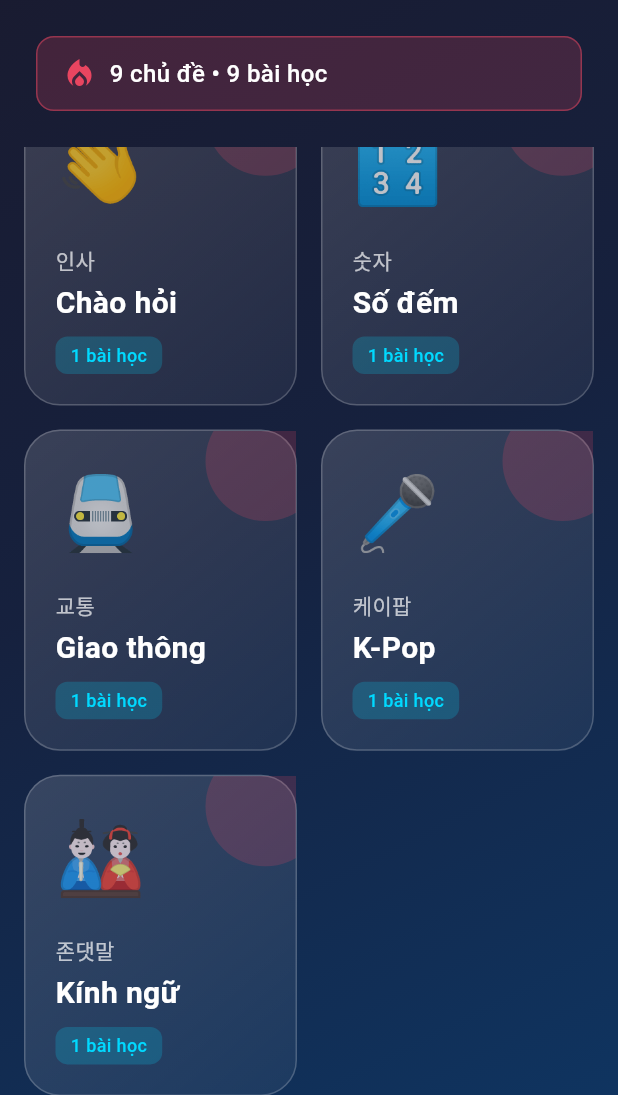
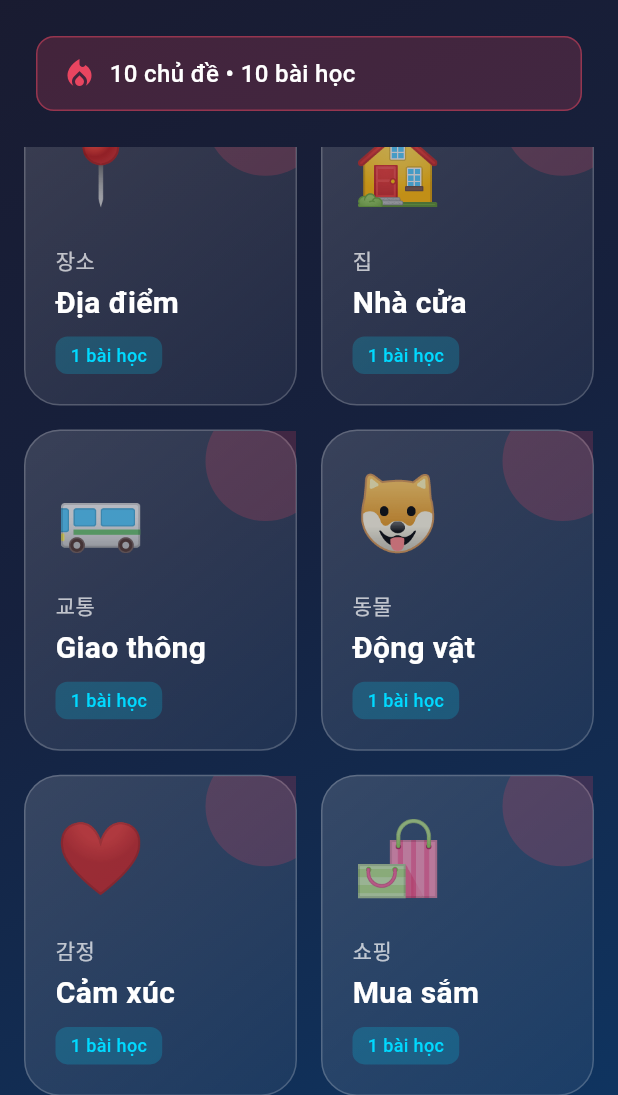
Before and after one commit to harrylam0016/hoc-tieng-han, a Flutter app: the TopicsListScreen screen opened directly, scrolled down 502 dp, on a phone screen of 412 x 824 dp, the part 141-1236 px from its top. Run offline on Flutter 3.47's test engine with Material 3 defaults, Android fonts, the phone set to English and light mode, and no system bars; our stand-ins replace audioplayers, flutter_tts.

Commit message:
Update lesson content

```diff
--- a/hoc_tieng_han/lib/data/sample_data.dart
+++ b/hoc_tieng_han/lib/data/sample_data.dart
@@ -4,12 +4,14 @@ import '../models/question.dart';
 
 /// Dữ liệu mẫu cho các chủ đề học tiếng Hàn
 final List<Topic> sampleTopics = [
+  // 1. Gia đình
   Topic(
     id: 'family',
     name: 'Gia đình',
     koreanName: '가족',
     description: 'Các từ vựng về thành viên trong gia đình',
     emoji: '👨‍👩‍👧‍👦',
+    imagePath: 'assets/images/family.webp',
     lessons: [
       Lesson(
         id: 'family_1',
@@ -21,31 +23,31 @@ final List<Topic> sampleTopics = [
             korean: '가족',
             vietnamese: 'Gia đình',
             romanization: 'Gajok',
-            imagePath: 'assets/images/family.png',
+            imagePath: 'assets/images/family.webp',
           ),
           Word(
             korean: '아버지',
             vietnamese: 'Bố',
             romanization: 'Abeoji',
-            imagePath: 'assets/images/father.png',
+            imagePath: 'assets/images/family.webp',
           ),
           Word(
             korean: '어머니',
             vietnamese: 'Mẹ',
             romanization: 'Eomeoni',
-            imagePath: 'assets/images/mother.png',
+            imagePath: 'assets/images/family.webp',
           ),
           Word(
             korean: '형',
             vietnamese: 'Anh trai',
             romanization: 'Hyeong',
-            imagePath: 'assets/images/older_brother.png',
+            imagePath: 'assets/images/family.webp',
           ),
           Word(
             korean: '여동생',
             vietnamese: 'Em gái',
             romanization: 'Yeodongsaeng',
-            imagePath: 'assets/images/younger_sister.png',
+            imagePath: 'assets/images/family.webp',
           ),
         ],
         questions: const [
@@ -84,12 +86,117 @@ final List<Topic> sampleTopics = [
       ),
     ],
   ),
+
+  // 2. Số đếm
+  Topic(
+    id: 'numbers',
+    name: 'Số đếm',
+    koreanName: '숫자',
+    description: 'Học đếm số trong tiếng Hàn',
+    emoji: '🔢',
+    imagePath: 'assets/images/number.webp',
+    lessons: [
+      Lesson(
+        id: 'numbers_1',
+        topicId: 'numbers',
+        name: 'Số 1-5',
+        lessonNumber: 1,
+        words: const [
+          Word(
+            korean: '하나',
+            vietnamese: 'Một',
+            romanization: 'Hana',
+            imagePath: 'assets/images/number.webp',
+          ),
+          Word(
+            korean: '둘',
+            vietnamese: 'Hai',
+            romanization: 'Dul',
+            imagePath: 'assets/images/number.webp',
+          ),
+          Word(
+            korean: '셋',
+            vietnamese: 'Ba',
+            romanization: 'Set',
+            imagePath: 'assets/images/number.webp',
+          ),
+          Word(
+            korean: '넷',
+            vietnamese: 'Bốn',
+            romanization: 'Net',
+            imagePath: 'assets/images/number.webp',
+          ),
+          Word(
+            korean: '다섯',
+            vietnamese: 'Năm',
+            romanization: 'Daseot',
+            imagePath: 'assets/images/number.webp',
+          ),
+        ],
+        questions: const [],
+      ),
+    ],
+  ),
+
+  // 3. Thời gian
+  Topic(
+    id: 'time',
+    name: 'Thời gian',
+    koreanName: '시간',
+    description: 'Từ vựng về thời gian và ngày tháng',
+    emoji: '🕐',
+    imagePath: 'assets/images/clock.webp',
+    lessons: [
+      Lesson(
+        id: 'time_1',
+        topicId: 'time',
+        name: 'Giờ và phút',
+        lessonNumber: 1,
+        words: const [
+          Word(
+            korean: '시간',
+            vietnamese: 'Thời gian',
+            romanization: 'Sigan',
+            imagePath: 'assets/images/clock.webp',
+          ),
+          Word(
+            korean: '오늘',
+            vietnamese: 'Hôm nay',
+            romanization: 'Oneul',
+            imagePath: 'assets/images/clock.webp',
+          ),
+          Word(
+            korean: '내일',
+            vietnamese: 'Ngày mai',
+            romanization: 'Naeil',
+            imagePath: 'assets/images/clock.webp',
+          ),
+          Word(
+            korean: '어제',
+            vietnamese: 'Hôm qua',
+            romanization: 'Eoje',
+            imagePath: 'assets/images/clock.webp',
+          ),
+          Word(
+            korean: '지금',
+            vietnamese: 'Bây giờ',
+            romanization: 'Jigeum',
+            imagePath: 'assets/images/clock.webp',
+          ),
+        ],
+        questions: const [],
+      ),
+    ],
+  ),
+
+  // 4. Ăn uống
   Topic(
     id: 'food',
-    name: 'Ẩm thực',
+    name: 'Ăn uống',
     koreanName: '음식',
-    description: 'Các từ vựng về đồ ăn và món ăn Hàn Quốc',
+    description: 'Các từ vựng về đồ ăn và đồ uống',
     emoji: '🍜',
+    imagePath: 'assets/images/drink.webp',
     lessons: [
       Lesson(
         id: 'food_1',
@@ -101,235 +208,148 @@ final List<Topic> sampleTopics = [
             korean: '밥',
             vietnamese: 'Cơm',
             romanization: 'Bap',
-            imagePath: 'assets/images/family.png',
+            imagePath: 'assets/images/drink.webp',
           ),
           Word(
             korean: '김치',
             vietnamese: 'Kim chi',
             romanization: 'Gimchi',
-            imagePath: 'assets/images/family.png',
+            imagePath: 'assets/images/drink.webp',
           ),
           Word(
             korean: '불고기',
             vietnamese: 'Thịt nướng',
             romanization: 'Bulgogi',
-            imagePath: 'assets/images/family.png',
+            imagePath: 'assets/images/drink.webp',
           ),
           Word(
             korean: '라면',
             vietnamese: 'Mì gói',
             romanization: 'Ramyeon',
-            imagePath: 'assets/images/family.png',
+            imagePath: 'assets/images/drink.webp',
           ),
           Word(
             korean: '떡볶이',
             vietnamese: 'Bánh gạo cay',
             romanization: 'Tteokbokki',
-            imagePath: 'assets/images/family.png',
+            imagePath: 'assets/images/drink.webp',
           ),
         ],
         questions: const [],
       ),
     ],
   ),
+
+  // 5. Địa điểm
   Topic(
-    id: 'drinks',
-    name: 'Đồ uống',
-    koreanName: '음료',
-    description: 'Các từ vựng về đồ uống',
-    emoji: '☕',
+    id: 'places',
+    name: 'Địa điểm',
+    koreanName: '장소',
+    description: 'Từ vựng về các địa điểm phổ biến',
+    emoji: '📍',
+    imagePath: 'assets/images/cinema.webp',
     lessons: [
       Lesson(
-        id: 'drinks_1',
-        topicId: 'drinks',
-        name: 'Đồ uống hàng ngày',
+        id: 'places_1',
+        topicId: 'places',
+        name: 'Nơi chốn',
         lessonNumber: 1,
         words: const [
           Word(
-            korean: '물',
-            vietnamese: 'Nước',
-            romanization: 'Mul',
-            imagePath: 'assets/images/family.png',
+            korean: '학교',
+            vietnamese: 'Trường học',
+            romanization: 'Hakgyo',
+            imagePath: 'assets/images/cinema.webp',
           ),
           Word(
-            korean: '커피',
-            vietnamese: 'Cà phê',
-            romanization: 'Keopi',
-            imagePath: 'assets/images/family.png',
+            korean: '병원',
+            vietnamese: 'Bệnh viện',
+            romanization: 'Byeongwon',
+            imagePath: 'assets/images/cinema.webp',
           ),
           Word(
-            korean: '차',
-            vietnamese: 'Trà',
-            romanization: 'Cha',
-            imagePath: 'assets/images/family.png',
+            korean: '은행',
+            vietnamese: 'Ngân hàng',
+            romanization: 'Eunhaeng',
+            imagePath: 'assets/images/cinema.webp',
           ),
           Word(
-            korean: '주스',
-            vietnamese: 'Nước ép',
-            romanization: 'Juseu',
-            imagePath: 'assets/images/family.png',
+            korean: '시장',
+            vietnamese: 'Chợ',
+            romanization: 'Sijang',
+            imagePath: 'assets/images/cinema.webp',
           ),
           Word(
-            korean: '우유',
-            vietnamese: 'Sữa',
-            romanization: 'Uyu',
-            imagePath: 'assets/images/family.png',
+            korean: '공원',
+            vietnamese: 'Công viên',
+            romanization: 'Gongwon',
+            imagePath: 'assets/images/cinema.webp',
           ),
         ],
         questions: const [],
       ),
     ],
   ),
+
+  // 6. Nhà cửa
   Topic(
-    id: 'travel',
-    name: 'Du lịch',
-    koreanName: '여행',
-    description: 'Từ vựng hữu ích khi đi du lịch Hàn Quốc',
-    emoji: '✈️',
+    id: 'house',
+    name: 'Nhà cửa',
+    koreanName: '집',
+    description: 'Từ vựng về nhà cửa và đồ vật trong nhà',
+    emoji: '🏠',
+    imagePath: 'assets/images/house.webp',
     lessons: [
       Lesson(
-        id: 'travel_1',
-        topicId: 'travel',
-        name: 'Di chuyển',
+        id: 'house_1',
+        topicId: 'house',
+        name: 'Đồ vật trong nhà',
         lessonNumber: 1,
         words: const [
           Word(
-            korean: '공항',
-            vietnamese: 'Sân bay',
-            romanization: 'Gonghang',
-            imagePath: 'assets/images/family.png',
+            korean: '집',
+            vietnamese: 'Nhà',
+            romanization: 'Jip',
+            imagePath: 'assets/images/house.webp',
           ),
           Word(
-            korean: '호텔',
-            vietnamese: 'Khách sạn',
-            romanization: 'Hotel',
-            imagePath: 'assets/images/family.png',
+            korean: '방',
+            vietnamese: 'Phòng',
+            romanization: 'Bang',
+            imagePath: 'assets/images/house.webp',
           ),
           Word(
-            korean: '택시',
-            vietnamese: 'Taxi',
-            romanization: 'Taeksi',
-            imagePath: 'assets/images/family.png',
+            korean: '문',
+            vietnamese: 'Cửa',
+            romanization: 'Mun',
+            imagePath: 'assets/images/house.webp',
           ),
           Word(
-            korean: '지하철',
-            vietnamese: 'Tàu điện ngầm',
-            romanization: 'Jihacheol',
-            imagePath: 'assets/images/family.png',
+            korean: '창문',
+            vietnamese: 'Cửa sổ',
+            romanization: 'Changmun',
+            imagePath: 'assets/images/house.webp',
           ),
           Word(
-            korean: '버스',
-            vietnamese: 'Xe buýt',
-            romanization: 'Beoseu',
-            imagePath: 'assets/images/family.png',
+            korean: '의자',
+            vietnamese: 'Ghế',
+            romanization: 'Uija',
+            imagePath: 'assets/images/house.webp',
           ),
         ],
         questions: const [],
       ),
     ],
   ),
-  Topic(
-    id: 'greetings',
-    name: 'Chào hỏi',
-    koreanName: '인사',
-    description: 'Các câu chào hỏi cơ bản trong tiếng Hàn',
-    emoji: '👋',
-    lessons: [
-      Lesson(
-        id: 'greetings_1',
-        topicId: 'greetings',
-        name: 'Lời chào cơ bản',
-        lessonNumber: 1,
-        words: const [
-          Word(
-            korean: '안녕하세요',
-            vietnamese: 'Xin chào',
-            romanization: 'Annyeonghaseyo',
-            imagePath: 'assets/images/family.png',
-          ),
-          Word(
-            korean: '감사합니다',
-            vietnamese: 'Cảm ơn',
-            romanization: 'Gamsahamnida',
-            imagePath: 'assets/images/family.png',
-          ),
-          Word(
-            korean: '죄송합니다',
-            vietnamese: 'Xin lỗi',
-            romanization: 'Joesonghamnida',
-            imagePath: 'assets/images/family.png',
-          ),
-          Word(
-            korean: '네',
-            vietnamese: 'Vâng',
-            romanization: 'Ne',
-            imagePath: 'assets/images/family.png',
-          ),
-          Word(
-            korean: '아니요',
-            vietnamese: 'Không',
-            romanization: 'Aniyo',
-            imagePath: 'assets/images/family.png',
-          ),
-        ],
-        questions: const [],
-      ),
-    ],
-  ),
-  Topic(
-    id: 'numbers',
-    name: 'Số đếm',
-    koreanName: '숫자',
-    description: 'Học đếm số trong tiếng Hàn',
-    emoji: '🔢',
-    lessons: [
-      Lesson(
-        id: 'numbers_1',
-        topicId: 'numbers',
-        name: 'Số 1-10',
-        lessonNumber: 1,
-        words: const [
-          Word(
-            korean: '하나',
-            vietnamese: 'Một',
-            romanization: 'Hana',
-            imagePath: 'assets/images/family.png',
-          ),
-          Word(
-            korean: '둘',
-            vietnamese: 'Hai',
-            romanization: 'Dul',
-            imagePath: 'assets/images/family.png',
-          ),
-          Word(
-            korean: '셋',
-            vietnamese: 'Ba',
-            romanization: 'Set',
-            imagePath: 'assets/images/family.png',
-          ),
-          Word(
-            korean: '넷',
-            vietnamese: 'Bốn',
-            romanization: 'Net',
-            imagePath: 'assets/images/family.png',
-          ),
-          Word(
-            korean: '다섯',
-            vietnamese: 'Năm',
-            romanization: 'Daseot',
-            imagePath: 'assets/images/family.png',
-          ),
-        ],
-        questions: const [],
-      ),
-    ],
-  ),
+
+  // 7. Giao thông
   Topic(
     id: 'transport',
     name: 'Giao thông',
     koreanName: '교통',
     description: 'Từ vựng về phương tiện giao thông',
-    emoji: '🚆',
+    emoji: '🚌',
+    imagePath: 'assets/images/bus.webp',
     lessons: [
       Lesson(
         id: 'transport_1',
@@ -338,130 +358,187 @@ final List<Topic> sampleTopics = [
         lessonNumber: 1,
         words: const [
           Word(
+            korean: '버스',
+            vietnamese: 'Xe buýt',
+            romanization: 'Beoseu',
+            imagePath: 'assets/images/bus.webp',
+          ),
+          Word(
+            korean: '지하철',
+            vietnamese: 'Tàu điện ngầm',
+            romanization: 'Jihacheol',
+            imagePath: 'assets/images/bus.webp',
+          ),
+          Word(
+            korean: '택시',
+            vietnamese: 'Taxi',
+            romanization: 'Taeksi',
+            imagePath: 'assets/images/bus.webp',
+          ),
+          Word(
             korean: '자동차',
             vietnamese: 'Ô tô',
             romanization: 'Jadongcha',
-            imagePath: 'assets/images/family.png',
+            imagePath: 'assets/images/bus.webp',
           ),
           Word(
             korean: '자전거',
             vietnamese: 'Xe đạp',
             romanization: 'Jajeongeo',
-            imagePath: 'assets/images/family.png',
-          ),
-          Word(
-            korean: '비행기',
-            vietnamese: 'Máy bay',
-            romanization: 'Bihaenggi',
-            imagePath: 'assets/images/family.png',
-          ),
-          Word(
-            korean: '배',
-            vietnamese: 'Tàu thuyền',
-            romanization: 'Bae',
-            imagePath: 'assets/images/family.png',
-          ),
-          Word(
-            korean: '기차',
-            vietnamese: 'Tàu hỏa',
-            romanization: 'Gicha',
-            imagePath: 'assets/images/family.png',
+            imagePath: 'assets/images/bus.webp',
           ),
         ],
         questions: const [],
       ),
     ],
   ),
+
+  // 8. Động vật
   Topic(
-    id: 'kpop',
-    name: 'K-Pop',
-    koreanName: '케이팝',
-    description: 'Từ vựng trong nhạc K-Pop và văn hóa idol',
-    emoji: '🎤',
+    id: 'animals',
+    name: 'Động vật',
+    koreanName: '동물',
+    description: 'Từ vựng về các loài động vật',
+    emoji: '🐶',
+    imagePath: 'assets/images/dog.webp',
     lessons: [
       Lesson(
-        id: 'kpop_1',
-        topicId: 'kpop',
-        name: 'Thuật ngữ K-Pop',
+        id: 'animals_1',
+        topicId: 'animals',
+        name: 'Vật nuôi',
         lessonNumber: 1,
         words: const [
           Word(
-            korean: '노래',
-            vietnamese: 'Bài hát',
-            romanization: 'Norae',
-            imagePath: 'assets/images/family.png',
+            korean: '개',
+            vietnamese: 'Chó',
+            romanization: 'Gae',
+            imagePath: 'assets/images/dog.webp',
           ),
           Word(
-            korean: '가수',
-            vietnamese: 'Ca sĩ',
-            romanization: 'Gasu',
-            imagePath: 'assets/images/family.png',
+            korean: '고양이',
+            vietnamese: 'Mèo',
+            romanization: 'Goyangi',
+            imagePath: 'assets/images/dog.webp',
           ),
           Word(
-            korean: '팬',
-            vietnamese: 'Fan',
-            romanization: 'Paen',
-            imagePath: 'assets/images/family.png',
+            korean: '새',
+            vietnamese: 'Chim',
+            romanization: 'Sae',
+            imagePath: 'assets/images/dog.webp',
           ),
           Word(
-            korean: '춤',
-            vietnamese: 'Nhảy/Múa',
-            romanization: 'Chum',
-            imagePath: 'assets/images/family.png',
+            korean: '물고기',
+            vietnamese: 'Cá',
+            romanization: 'Mulgogi',
+            imagePath: 'assets/images/dog.webp',
           ),
           Word(
-            korean: '콘서트',
-            vietnamese: 'Concert',
-            romanization: 'Konseoteu',
-            imagePath: 'assets/images/family.png',
+            korean: '토끼',
+            vietnamese: 'Thỏ',
+            romanization: 'Tokki',
+            imagePath: 'assets/images/dog.webp',
           ),
         ],
         questions: const [],
       ),
     ],
   ),
+
+  // 9. Cảm xúc
   Topic(
-    id: 'honorifics',
-    name: 'Kính ngữ',
-    koreanName: '존댓말',
-    description: 'Cách nói lịch sự và kính ngữ trong tiếng Hàn',
-    emoji: '🎎',
+    id: 'emotions',
+    name: 'Cảm xúc',
+    koreanName: '감정',
+    description: 'Từ vựng về cảm xúc và tâm trạng',
+    emoji: '❤️',
+    imagePath: 'assets/images/heart.webp',
     lessons: [
       Lesson(
-        id: 'honorifics_1',
-        topicId: 'honorifics',
-        name: 'Kính ngữ cơ bản',
+        id: 'emotions_1',
+        topicId: 'emotions',
+        name: 'Cảm xúc cơ bản',
         lessonNumber: 1,
         words: const [
           Word(
-            korean: '선생님',
-            vietnamese: 'Thầy/Cô',
-            romanization: 'Seonsaengnim',
-            imagePath: 'assets/images/family.png',
+            korean: '기쁘다',
+            vietnamese: 'Vui',
+            romanization: 'Gippeuda',
+            imagePath: 'assets/images/heart.webp',
           ),
           Word(
-            korean: '사장님',
-            vietnamese: 'Giám đốc',
-            romanization: 'Sajangnim',
-            imagePath: 'assets/images/family.png',
+            korean: '슬프다',
+            vietnamese: 'Buồn',
+            romanization: 'Seulpeuda',
+            imagePath: 'assets/images/heart.webp',
           ),
           Word(
-            korean: '부모님',
-            vietnamese: 'Cha mẹ (kính)',
-            romanization: 'Bumonim',
-            imagePath: 'assets/images/family.png',
+            korean: '화나다',
+            vietnamese: 'Tức giận',
+            romanization: 'Hwanada',
+            imagePath: 'assets/images/heart.webp',
           ),
           Word(
-            korean: '어르신',
-            vietnamese: 'Người lớn tuổi',
-            romanization: 'Eoreusin',
-            imagePath: 'assets/images/family.png',
+            korean: '무섭다',
+            vietnamese: 'Sợ',
+            romanization: 'Museopda',
+            imagePath: 'assets/images/heart.webp',
           ),
           Word(
-            korean: '댁',
-            vietnamese: 'Nhà (kính)',
-            romanization: 'Daek',
-            imagePath: 'assets/images/family.png',
+            korean: '사랑',
+            vietnamese: 'Tình yêu',
+            romanization: 'Sarang',
+            imagePath: 'assets/images/heart.webp',
+          ),
+        ],
+        questions: const [],
+      ),
+    ],
+  ),
+
+  // 10. Mua sắm
+  Topic(
+    id: 'shopping',
+    name: 'Mua sắm',
+    koreanName: '쇼핑',
+    description: 'Từ vựng khi đi mua sắm',
+    emoji: '🛍️',
+    imagePath: 'assets/images/sale.webp',
+    lessons: [
+      Lesson(
+        id: 'shopping_1',
+        topicId: 'shopping',
+        name: 'Mua hàng',
+        lessonNumber: 1,
+        words: const [
+          Word(
+            korean: '가게',
+            vietnamese: 'Cửa hàng',
+            romanization: 'Gage',
+            imagePath: 'assets/images/sale.webp',
+          ),
+          Word(
+            korean: '돈',
+            vietnamese: 'Tiền',
+            romanization: 'Don',
+            imagePath: 'assets/images/sale.webp',
+          ),
+          Word(
+            korean: '비싸다',
+            vietnamese: 'Đắt',
+            romanization: 'Bissada',
+            imagePath: 'assets/images/sale.webp',
+          ),
+          Word(
+            korean: '싸다',
+            vietnamese: 'Rẻ',
+            romanization: 'Ssada',
+            imagePath: 'assets/images/sale.webp',
+          ),
+          Word(
+            korean: '카드',
+            vietnamese: 'Thẻ',
+            romanization: 'Kadeu',
+            imagePath: 'assets/images/sale.webp',
           ),
         ],
         questions: const [],
--- a/hoc_tieng_han/lib/models/topic.dart
+++ b/hoc_tieng_han/lib/models/topic.dart
@@ -8,6 +8,7 @@ class Topic {
   final String koreanName;
   final String description;
   final String emoji;
+  final String imagePath;
   final List<Lesson> lessons;
 
   const Topic({
@@ -16,6 +17,7 @@ class Topic {
     required this.koreanName,
     required this.description,
     required this.emoji,
+    required this.imagePath,
     required this.lessons,
   });
 }
--- a/hoc_tieng_han/lib/widgets/topic_selection_content.dart
+++ b/hoc_tieng_han/lib/widgets/topic_selection_content.dart
@@ -36,7 +36,7 @@ class TopicSelectionContent extends StatelessWidget {
       child: CustomScrollView(
         slivers: [
           // Top padding for header (menu bar only, no close button)
-          const SliverToBoxAdapter(child: SizedBox(height: 60)),
+          const SliverToBoxAdapter(child: SizedBox(height: 100)),
           // Build creative grid rows
           ..._buildGridRows(topics),
           // Bottom padding
@@ -219,7 +219,7 @@ class TopicSelectionContent extends StatelessWidget {
               // Image background
               Positioned.fill(
                 child: Image.asset(
-                  'assets/images/drink.webp',
+                  topic.imagePath,
                   fit: BoxFit.cover,
                   errorBuilder: (context, error, stackTrace) {
                     return Container(
```
Also changed, not shown: hoc_tieng_han/assets/images/bus.webp (added), hoc_tieng_han/assets/images/cinema.webp (added), hoc_tieng_han/assets/images/clock.webp (added), hoc_tieng_han/assets/images/dog.webp (added), hoc_tieng_han/assets/images/family.png (deleted), hoc_tieng_han/assets/images/family.webp (added), hoc_tieng_han/assets/images/heart.webp (added), hoc_tieng_han/assets/images/house.webp (added), hoc_tieng_han/assets/images/number.webp (added), hoc_tieng_han/assets/images/sale.webp (added).
